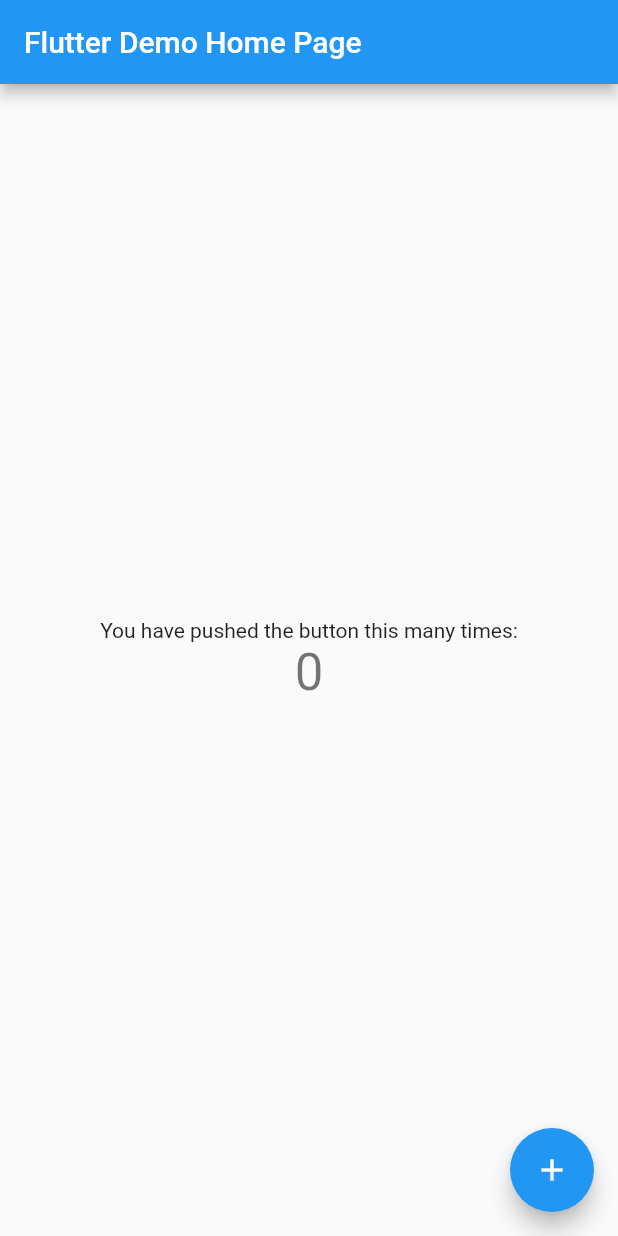
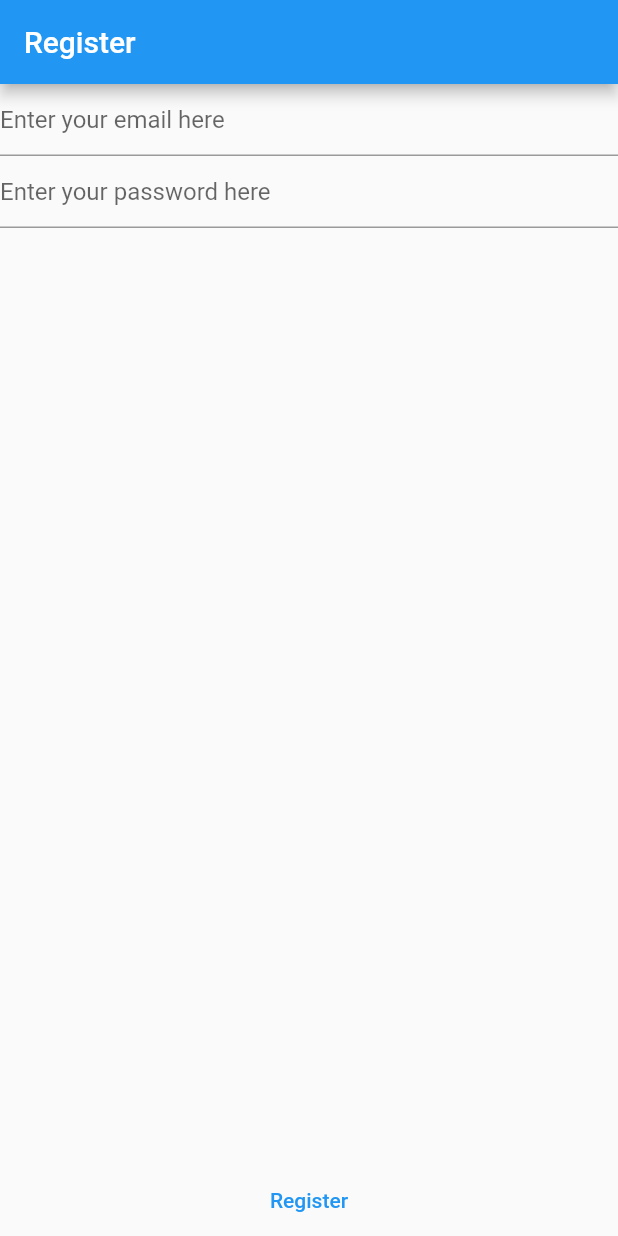
Before and after one commit to TalgatBatyrov/talgat, a Flutter app: the screen it shows after launch, on a phone screen of 412 x 824 dp. Run offline on Flutter 3.47's test engine with Material 2 defaults, Android fonts, the phone set to English and light mode, and no system bars; our stand-ins replace firebase_auth, firebase_core; accounts and stored records are empty.

Commit message:
add new views

```diff
--- a/lib/main.dart
+++ b/lib/main.dart
@@ -1,93 +1,23 @@
+import 'package:basic_registration/views/register_view.dart';
 import 'package:flutter/material.dart';
 
 void main() {
+  WidgetsFlutterBinding.ensureInitialized();
   runApp(const MyApp());
 }
 
 class MyApp extends StatelessWidget {
   const MyApp({super.key});
 
-  // This widget is the root of your application.
   @override
   Widget build(BuildContext context) {
     return MaterialApp(
+      debugShowCheckedModeBanner: false,
       title: 'Flutter Demo',
       theme: ThemeData(
-
         primarySwatch: Colors.blue,
       ),
-      home: const MyHomePage(title: 'Flutter Demo Home Page'),
+      home: const RegisterView(),
     );
   }
 }
-
-class MyHomePage extends StatefulWidget {
-  const MyHomePage({super.key, required this.title});
-
-  // This widget is the home page of your application. It is stateful, meaning
-  // that it has a State object (defined below) that contains fields that affect
-  // how it looks.
-
-  // This class is the configuration for the state. It holds the values (in this
-  // case the title) provided by the parent (in this case the App widget) and
-  // used by the build method of the State. Fields in a Widget subclass are
-  // always marked "final".
-
-  final String title;
-
-  @override
-  State<MyHomePage> createState() => _MyHomePageState();
-}
-
-class _MyHomePageState extends State<MyHomePage> {
-  int _counter = 0;
-
-  void _incrementCounter() {
-    setState(() {
-      // This call to setState tells the Flutter framework that something has
-      // changed in this State, which causes it to rerun the build method below
-      // so that the display can reflect the updated values. If we changed
-      // _counter without calling setState(), then the build method would not be
-      // called again, and so nothing would appear to happen.
-      _counter++;
-    });
-  }
-
-  @override
-  Widget build(BuildContext context) {
-    // This method is rerun every time setState is called, for instance as done
-    // by the _incrementCounter method above.
-    //
-    // The Flutter framework has been optimized to make rerunning build methods
-    // fast, so that you can just rebuild anything that needs updating rather
-    // than having to individually change instances of widgets.
-    return Scaffold(
-      appBar: AppBar(
-        // Here we take the value from the MyHomePage object that was created by
-        // the App.build method, and use it to set our appbar title.
-        title: Text(widget.title),
-      ),
-      body: Center(
-
-        child: Column(
-
-          mainAxisAlignment: MainAxisAlignment.center,
-          children: <Widget>[
-            const Text(
-             'You have pushed the button this many times:',
-            ),
-            Text(
-              '$_counter',
-              style: Theme.of(context).textTheme.headline4,
-            ),
-          ],
-        ),
-      ),
-      floatingActionButton: FloatingActionButton(
-        onPressed: _incrementCounter,
-        tooltip: 'Increment',
-        child: const Icon(Icons.add),
-      ), // This trailing comma makes auto-formatting nicer for build methods.
-    );
-  }
-}
--- /dev/null
+++ b/lib/views/login_view.dart
@@ -0,0 +1,102 @@
+import 'package:firebase_auth/firebase_auth.dart';
+import 'package:firebase_core/firebase_core.dart';
+import 'package:flutter/material.dart';
+
+class LoginView extends StatefulWidget {
+  const LoginView({super.key});
+
+  @override
+  State<LoginView> createState() => _LoginViewState();
+}
+
+class _LoginViewState extends State<LoginView> {
+  late final TextEditingController _email;
+  late final TextEditingController _password;
+
+  @override
+  void initState() {
+    _email = TextEditingController();
+    _password = TextEditingController();
+    super.initState();
+  }
+
+  @override
+  void dispose() {
+    _email.dispose();
+    _password.dispose();
+    super.dispose();
+  }
+
+  @override
+  Widget build(BuildContext context) {
+    return Scaffold(
+      appBar: AppBar(
+        title: const Text('Login'),
+      ),
+      body: FutureBuilder(
+          future: Future.delayed(
+            const Duration(seconds: 2),
+            () {
+              Firebase.initializeApp();
+            },
+          ),
+          builder: (context, snapshot) {
+            switch (snapshot.connectionState) {
+              case ConnectionState.done:
+                return Column(
+                  children: [
+                    TextField(
+                      controller: _email,
+                      keyboardType: TextInputType.emailAddress,
+                      decoration: const InputDecoration(
+                        hintText: 'Enter your email here',
+                      ),
+                    ),
+                    TextField(
+                      controller: _password,
+                      obscureText: true,
+                      enableSuggestions: false,
+                      autocorrect: false,
+                      decoration: const InputDecoration(
+                        hintText: 'Enter your password here',
+                      ),
+                    ),
+                    const Expanded(child: SizedBox.shrink()),
+                    TextButton(
+                      onPressed: () async {
+                        final email = _email.text;
+                        final password = _password.text;
+                        try {
+                          final userCredential = await FirebaseAuth.instance
+                              .signInWithEmailAndPassword(
+                            email: email,
+                            password: password,
+                          );
+
+                          print(userCredential);
+                        } on FirebaseAuthException catch (e) {
+                          if (e.code == 'user-not-found') {
+                            print('User not found');
+                          } else if (e.code == 'wrong-password') {
+                            print('Wrong password');
+                          }
+                          else {
+                            print(e.code);
+                          }
+                        } catch (e) {
+                          print(e.toString());
+                        }
+                      },
+                      child: const Text('Login'),
+                    ),
+                  ],
+                );
+              default:
+                return const Center(
+                  child: CircularProgressIndicator(),
+                );
+            }
+          }),
+    );
+  }
+}
--- /dev/null
+++ b/lib/views/register_view.dart
@@ -0,0 +1,101 @@
+import 'package:firebase_auth/firebase_auth.dart';
+import 'package:firebase_core/firebase_core.dart';
+import 'package:flutter/material.dart';
+
+class RegisterView extends StatefulWidget {
+  const RegisterView({super.key});
+
+  @override
+  State<RegisterView> createState() => _RegisterViewState();
+}
+
+class _RegisterViewState extends State<RegisterView> {
+  late final TextEditingController _email;
+  late final TextEditingController _password;
+
+  @override
+  void initState() {
+    _email = TextEditingController();
+    _password = TextEditingController();
+    super.initState();
+  }
+
+  @override
+  void dispose() {
+    _email.dispose();
+    _password.dispose();
+    super.dispose();
+  }
+
+  @override
+  Widget build(BuildContext context) {
+    return Scaffold(
+      appBar: AppBar(
+        title: const Text('Register'),
+      ),
+      body: FutureBuilder(
+          future: Future.delayed(
+            const Duration(seconds: 2),
+            () {
+              Firebase.initializeApp();
+            },
+          ),
+          builder: (context, snapshot) {
+            switch (snapshot.connectionState) {
+              case ConnectionState.done:
+                return Column(
+                  children: [
+                    TextField(
+                      controller: _email,
+                      keyboardType: TextInputType.emailAddress,
+                      decoration: const InputDecoration(
+                        hintText: 'Enter your email here',
+                      ),
+                    ),
+                    TextField(
+                      controller: _password,
+                      obscureText: true,
+                      enableSuggestions: false,
+                      autocorrect: false,
+                      decoration: const InputDecoration(
+                        hintText: 'Enter your password here',
+                      ),
+                    ),
+                    const Expanded(child: SizedBox.shrink()),
+                    TextButton(
+                      onPressed: () async {
+                        final email = _email.text;
+                        final password = _password.text;
+
+                        try {
+                          final userCredential = await FirebaseAuth.instance
+                              .createUserWithEmailAndPassword(
+                            email: email,
+                            password: password,
+                          );
+                          print(userCredential);
+                        } on FirebaseAuthException catch (e) {
+                          if (e.code == 'email-already-in-use') {
+                            print('Email already in use');
+                          } else if (e.code == 'invalid-email') {
+                            print('Invalid email');
+                          } else if (e.code == 'weak-password') {
+                            print('Weak password');
+                          }
+                        } catch (e) {
+                          print(e.toString());
+                        }
+                      },
+                      child: const Text('Register'),
+                    ),
+                  ],
+                );
+              default:
+                return const Center(
+                  child: CircularProgressIndicator(),
+                );
+            }
+          }),
+    );
+  }
+}
--- a/pubspec.yaml
+++ b/pubspec.yaml
@@ -36,6 +36,8 @@ dependencies:
   # The following adds the Cupertino Icons font to your application.
   # Use with the CupertinoIcons class for iOS style icons.
   cupertino_icons: ^1.0.2
+  firebase_auth: ^3.11.0
+  firebase_core: ^1.24.0
 
 dev_dependencies:
   flutter_test:
```
Also changed, not shown: pubspec.lock, 1 other file.
